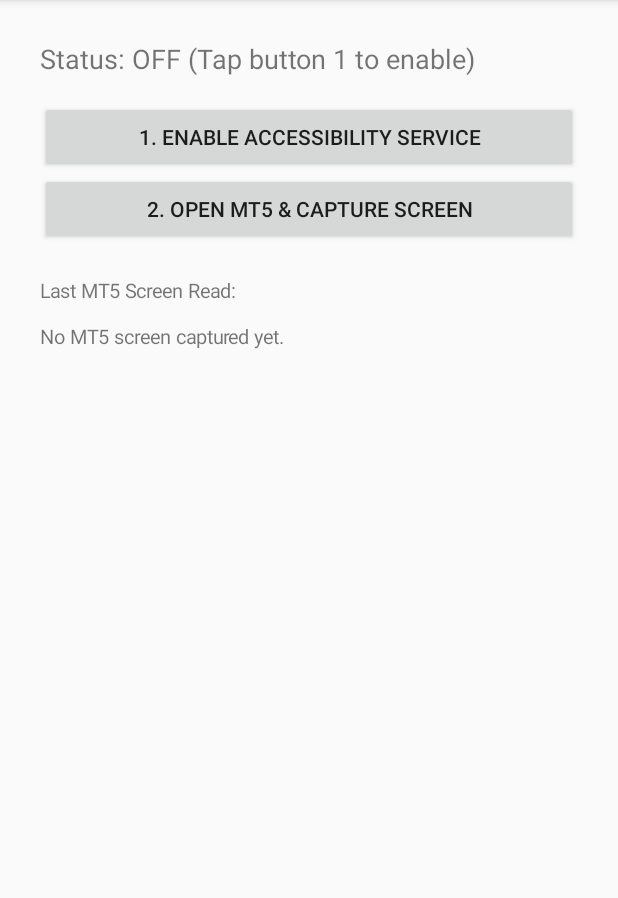
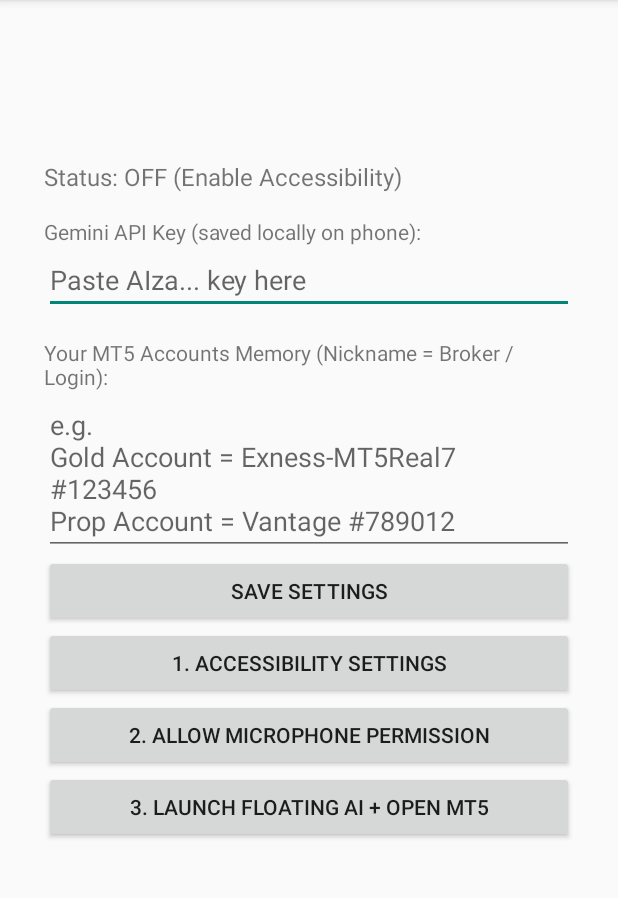
Before and after one commit to ZaminZaidi/MT5_AI_AGENT, an Android app: the screen it shows after launch (MainActivity), on a phone screen of 412 x 824 dp, the part 84-982 px from its top. Run offline under Robolectric (Android 15) with nearby library versions, the phone set to English and light mode, and no system bars.

Commit message:
Refactor MainActivity layout and functionality

```diff
--- a/app/src/main/java/com/mt5/aiagent/MainActivity.kt
+++ b/app/src/main/java/com/mt5/aiagent/MainActivity.kt
@@ -1,77 +1,116 @@
 package com.mt5.aiagent
 
+import android.Manifest
+import android.content.Context
 import android.content.Intent
+import android.content.pm.PackageManager
 import android.os.Bundle
 import android.provider.Settings
 import android.widget.Button
+import android.widget.EditText
 import android.widget.LinearLayout
 import android.widget.ScrollView
 import android.widget.TextView
 import android.widget.Toast
 import androidx.appcompat.app.AppCompatActivity
+import androidx.core.app.ActivityCompat
+import androidx.core.content.ContextCompat
 
 class MainActivity : AppCompatActivity() {
 
     private lateinit var statusText: TextView
-    private lateinit var logText: TextView
 
     override fun onCreate(savedInstanceState: Bundle?) {
         super.onCreate(savedInstanceState)
 
+        val prefs = getSharedPreferences("mt5_agent_prefs", Context.MODE_PRIVATE)
+
+        val scroll = ScrollView(this)
         val layout = LinearLayout(this).apply {
             orientation = LinearLayout.VERTICAL
-            setPadding(40, 40, 40, 40)
+            // Extra top padding so Android 15 status bar never overlaps
+            setPadding(44, 160, 44, 60)
         }
 
         statusText = TextView(this).apply {
-            textSize = 18f
+            textSize = 16f
             setPadding(0, 0, 0, 24)
         }
 
-        val btnEnable = Button(this).apply {
-            text = "1. Enable Accessibility Service"
+        val apiKeyLabel = TextView(this).apply { text = "Gemini API Key (saved locally on phone):" }
+        val apiKeyInput = EditText(this).apply {
+            hint = "Paste AIza... key here"
+            setText(prefs.getString("gemini_api_key", ""))
+        }
+
+        val accountsLabel = TextView(this).apply {
+            text = "Your MT5 Accounts Memory (Nickname = Broker / Login):"
+            setPadding(0, 24, 0, 0)
+        }
+        val accountsInput = EditText(this).apply {
+            hint = "e.g.\nGold Account = Exness-MT5Real7 #123456\nProp Account = Vantage #789012"
+            minLines = 3
+            setText(prefs.getString("mt5_accounts", ""))
+        }
+
+        val btnSave = Button(this).apply {
+            text = "Save Settings"
             setOnClickListener {
-                startActivity(Intent(Settings.ACTION_ACCESSIBILITY_SETTINGS))
+                prefs.edit()
+                    .putString("gemini_api_key", apiKeyInput.text.toString().trim())
+                    .putString("mt5_accounts", accountsInput.text.toString().trim())
+                    .apply()
+                Toast.makeText(this@MainActivity, "Saved!", Toast.LENGTH_SHORT).show()
             }
         }
 
-        val btnOpenMt5 = Button(this).apply {
-            text = "2. Open MT5 & Capture Screen"
+        val btnEnableAcc = Button(this).apply {
+            text = "1. Accessibility Settings"
+            setOnClickListener { startActivity(Intent(Settings.ACTION_ACCESSIBILITY_SETTINGS)) }
+        }
+
+        val btnMicPerm = Button(this).apply {
+            text = "2. Allow Microphone Permission"
             setOnClickListener {
-                val launchIntent = packageManager.getLaunchIntentForPackage("net.metaquotes.metatrader5")
-                if (launchIntent != null) {
-                    startActivity(launchIntent)
+                if (ContextCompat.checkSelfPermission(this@MainActivity, Manifest.permission.RECORD_AUDIO) != PackageManager.PERMISSION_GRANTED) {
+                    ActivityCompat.requestPermissions(this@MainActivity, arrayOf(Manifest.permission.RECORD_AUDIO), 101)
                 } else {
-                    Toast.makeText(this@MainActivity, "MT5 is not installed on this phone", Toast.LENGTH_SHORT).show()
+                    Toast.makeText(this@MainActivity, "Microphone already allowed!", Toast.LENGTH_SHORT).show()
                 }
             }
         }
 
-        logText = TextView(this).apply {
-            textSize = 13f
-            setPadding(0, 32, 0, 0)
-        }
-
-        val scrollView = ScrollView(this).apply {
-            addView(logText)
+        val btnStartOverlay = Button(this).apply {
+            text = "3. Launch Floating AI + Open MT5"
+            setOnClickListener {
+                val svc = MT5AgentService.instance
+                if (svc == null) {
+                    Toast.makeText(this@MainActivity, "Turn ON Accessibility Service first!", Toast.LENGTH_LONG).show()
+                    return@setOnClickListener
+                }
+                svc.showFloatingAssistant()
+                val mt5 = packageManager.getLaunchIntentForPackage("net.metaquotes.metatrader5")
+                if (mt5 != null) startActivity(mt5)
+            }
         }
 
         layout.addView(statusText)
-        layout.addView(btnEnable)
-        layout.addView(btnOpenMt5)
-        layout.addView(scrollView)
+        layout.addView(apiKeyLabel)
+        layout.addView(apiKeyInput)
+        layout.addView(accountsLabel)
+        layout.addView(accountsInput)
+        layout.addView(btnSave)
+        layout.addView(btnEnableAcc)
+        layout.addView(btnMicPerm)
+        layout.addView(btnStartOverlay)
 
-        setContentView(layout)
+        scroll.addView(layout)
+        setContentView(scroll)
     }
 
     override fun onResume() {
         super.onResume()
         val isRunning = MT5AgentService.instance != null
-        statusText.text = if (isRunning) {
-            "Status: ACTIVE (Ready to control MT5)"
-        } else {
-            "Status: OFF (Tap button 1 to enable)"
-        }
-        logText.text = "Last MT5 Screen Read:\n\n${MT5AgentService.lastCapturedScreen}"
+        statusText.text = if (isRunning) "Status: ACTIVE (Ready)" else "Status: OFF (Enable Accessibility)"
     }
 }
```
